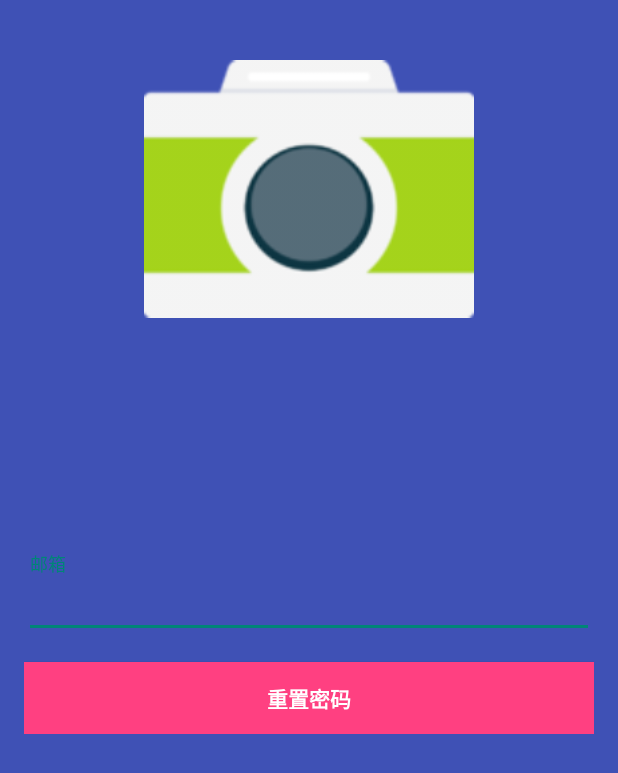
After one commit to leftthomas/ShotHappy, an Android app: the ForgetPasswordActivity screen opened directly, with no data from a screen before it, on a phone screen of 412 x 824 dp. The commit adds this screen. Shown: the top 773 px of the screen. Run offline under Robolectric (Android 15) with nearby library versions, the phone set to English and light mode, and no system bars; libraries missing offline, so code that uses them is left out: cn.bmob.v3.

Commit message:
重置密码界面、登录界面布局与逻辑实现

```diff
--- /dev/null
+++ b/app/src/main/java/com/left/shothappy/ForgetPasswordActivity.java
@@ -0,0 +1,129 @@
+package com.left.shothappy;
+
+import android.animation.Animator;
+import android.animation.AnimatorListenerAdapter;
+import android.annotation.TargetApi;
+import android.content.Context;
+import android.os.Build;
+import android.os.Bundle;
+import android.support.design.widget.Snackbar;
+import android.support.v7.app.AppCompatActivity;
+import android.text.TextUtils;
+import android.view.View;
+import android.view.inputmethod.InputMethodManager;
+import android.widget.Button;
+import android.widget.EditText;
+
+import cn.bmob.v3.BmobUser;
+import cn.bmob.v3.listener.ResetPasswordByEmailListener;
+
+public class ForgetPasswordActivity extends AppCompatActivity {
+
+    private EditText mEmailView;
+    private View mProgressView;
+    private View mFormView;
+    private Button mResetButton;
+
+    @Override
+    protected void onCreate(Bundle savedInstanceState) {
+        super.onCreate(savedInstanceState);
+        setContentView(R.layout.activity_forget_password);
+
+        mEmailView = (EditText) findViewById(R.id.email);
+        mResetButton = (Button) findViewById(R.id.reset_button);
+        mFormView = findViewById(R.id.forget_form);
+        mProgressView = findViewById(R.id.progress);
+
+        mResetButton.setOnClickListener(new View.OnClickListener() {
+            @Override
+            public void onClick(View view) {
+                attemptReset();
+            }
+        });
+
+    }
+
+    private void attemptReset() {
+
+        // Reset errors.
+        mEmailView.setError(null);
+
+        // Store values at the time of the login attempt.
+        final String email = mEmailView.getText().toString();
+
+        boolean cancel = false;
+        View focusView = null;
+
+        // Check for a valid account address.
+        if (TextUtils.isEmpty(email)) {
+            mEmailView.setError(getString(R.string.error_field_required));
+            focusView = mEmailView;
+            cancel = true;
+        }
+
+        if (cancel) {
+            // There was an error; don't attempt dial and focus the first
+            // form field with an error.
+            focusView.requestFocus();
+        } else {
+            // Show a progress spinner, and kick off a background task to
+            // perform the user dial attempt.
+            showProgress(true);
+            //关闭键盘
+            InputMethodManager imm = (InputMethodManager) getSystemService(Context.INPUT_METHOD_SERVICE);
+            imm.hideSoftInputFromWindow(mEmailView.getWindowToken(), 0);
+
+            //通过邮箱重置密码
+            BmobUser.resetPasswordByEmail(getApplicationContext(), email, new ResetPasswordByEmailListener() {
+                @Override
+                public void onSuccess() {
+                    showProgress(false);
+                    Snackbar.make(mFormView, "重置密码请求成功，请到" + email + "邮箱进行密码重置操作", Snackbar.LENGTH_LONG).show();
+                }
+
+                @Override
+                public void onFailure(int code, String e) {
+                    showProgress(false);
+                    Snackbar.make(mFormView, "重置密码失败:" + e, Snackbar.LENGTH_LONG).show();
+                }
+            });
+        }
+    }
+
+    /**
+     * Shows the progress UI and hides the login form.
+     */
+    @TargetApi(Build.VERSION_CODES.HONEYCOMB_MR2)
+    private void showProgress(final boolean show) {
+        // On Honeycomb MR2 we have the ViewPropertyAnimator APIs, which allow
+        // for very easy animations. If available, use these APIs to fade-in
+        // the progress spinner.
+        if (Build.VERSION.SDK_INT >= Build.VERSION_CODES.HONEYCOMB_MR2) {
+            int shortAnimTime = getResources().getInteger(android.R.integer.config_shortAnimTime);
+
+            mFormView.setVisibility(show ? View.GONE : View.VISIBLE);
+            mFormView.animate().setDuration(shortAnimTime).alpha(
+                    show ? 0 : 1).setListener(new AnimatorListenerAdapter() {
+                @Override
+                public void onAnimationEnd(Animator animation) {
+                    mFormView.setVisibility(show ? View.GONE : View.VISIBLE);
+                }
+            });
+
+            mProgressView.setVisibility(show ? View.VISIBLE : View.GONE);
+            mProgressView.animate().setDuration(shortAnimTime).alpha(
+                    show ? 1 : 0).setListener(new AnimatorListenerAdapter() {
+                @Override
+                public void onAnimationEnd(Animator animation) {
+                    mProgressView.setVisibility(show ? View.VISIBLE : View.GONE);
+                }
+            });
+        } else {
+            // The ViewPropertyAnimator APIs are not available, so simply show
+            // and hide the relevant UI components.
+            mProgressView.setVisibility(show ? View.VISIBLE : View.GONE);
+            mFormView.setVisibility(show ? View.GONE : View.VISIBLE);
+        }
+    }
+
+}
--- /dev/null
+++ b/app/src/main/res/layout/activity_forget_password.xml
@@ -0,0 +1,69 @@
+<LinearLayout xmlns:android="http://schemas.android.com/apk/res/android"
+    xmlns:tools="http://schemas.android.com/tools"
+    android:layout_width="match_parent"
+    android:layout_height="match_parent"
+    android:background="@color/colorPrimary"
+    android:gravity="center_horizontal"
+    android:orientation="vertical"
+    android:paddingBottom="@dimen/activity_vertical_margin"
+    android:paddingLeft="@dimen/activity_horizontal_margin"
+    android:paddingRight="@dimen/activity_horizontal_margin"
+    android:paddingTop="@dimen/activity_vertical_margin"
+    tools:context=".ForgetPasswordActivity">
+
+    <ProgressBar
+        android:id="@+id/progress"
+        style="?android:attr/progressBarStyleLarge"
+        android:layout_width="wrap_content"
+        android:layout_height="wrap_content"
+        android:layout_marginBottom="8dp"
+        android:visibility="gone" />
+
+    <ScrollView
+        android:id="@+id/forget_form"
+        android:layout_width="match_parent"
+        android:layout_height="match_parent">
+
+        <LinearLayout
+            android:layout_width="match_parent"
+            android:layout_height="wrap_content"
+            android:orientation="vertical">
+
+            <ImageView
+                android:layout_width="330px"
+                android:layout_height="330px"
+                android:layout_gravity="center"
+                android:src="@drawable/icon" />
+
+            <android.support.design.widget.TextInputLayout
+                android:layout_width="match_parent"
+                android:layout_height="wrap_content"
+                android:layout_marginTop="200px">
+
+                <EditText
+                    android:id="@+id/email"
+                    android:layout_width="match_parent"
+                    android:layout_height="wrap_content"
+                    android:hint="@string/email"
+                    android:inputType="textEmailAddress"
+                    android:maxLines="1"
+                    android:singleLine="true"
+                    android:textColor="@color/colorWhite" />
+
+            </android.support.design.widget.TextInputLayout>
+
+            <Button
+                android:id="@+id/reset_button"
+                style="?android:textAppearanceSmall"
+                android:layout_width="match_parent"
+                android:layout_height="wrap_content"
+                android:layout_marginTop="16dp"
+                android:background="@color/colorAccent"
+                android:text="@string/reset_password"
+                android:textColor="@color/colorWhite"
+                android:textStyle="bold" />
+
+        </LinearLayout>
+
+    </ScrollView>
+</LinearLayout>
--- a/app/src/main/res/layout/activity_register.xml
+++ b/app/src/main/res/layout/activity_register.xml
@@ -26,7 +26,6 @@
         android:layout_height="match_parent">
 
         <LinearLayout
-            android:id="@+id/email_register_form"
             android:layout_width="match_parent"
             android:layout_height="wrap_content"
             android:orientation="vertical">
@@ -46,7 +45,7 @@
                     android:id="@+id/email"
                     android:layout_width="match_parent"
                     android:layout_height="wrap_content"
-                    android:hint="@string/prompt_account"
+                    android:hint="@string/email"
                     android:inputType="textEmailAddress"
                     android:maxLines="1"
                     android:singleLine="true"
@@ -78,7 +77,7 @@
                     android:id="@+id/password"
                     android:layout_width="match_parent"
                     android:layout_height="wrap_content"
-                    android:hint="@string/prompt_password"
+                    android:hint="@string/password"
                     android:inputType="textPassword"
                     android:maxLines="1"
                     android:singleLine="true"
--- a/app/src/main/res/values/strings.xml
+++ b/app/src/main/res/values/strings.xml
@@ -6,9 +6,10 @@
 
     <string name="action_settings">Settings</string>
 
-    <string name="prompt_account">邮箱/用户名</string>
-    <string name="prompt_password">密码</string>
+    <string name="account">用户名／邮箱</string>
+    <string name="password">密码</string>
     <string name="username">用户名</string>
+    <string name="email">邮箱</string>
     <string name="re_password">确认密码</string>
     <string name="login">登录</string>
     <string name="register_account">注册账号</string>
@@ -21,4 +22,7 @@
     <string name="login_fail">登录失败，请仔细检查账号密码</string>
     <string name="already_email">此邮箱已注册</string>
     <string name="already_username">此用户名已注册</string>
+    <string name="no_username">用户名不存在</string>
+    <string name="error_password">密码错误</string>
+    <string name="reset_password">重置密码</string>
 </resources>
```
Also changed, not shown: app/src/main/AndroidManifest.xml (+6 -2 lines), app/src/main/java/com/left/shothappy/LoginActivity.java (+42 -97 lines), app/src/main/res/layout/activity_login.xml (+2 -5 lines).
